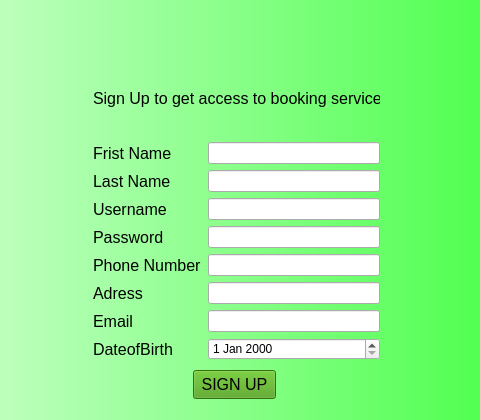
The window that mainwindow.ui (Nickolas-Skai/OOP-FINAL) describes before a commit, drawn with Qt 5; both pictures show x 297 to 777 and y 108 to 528 of the 1140 by 743 pixel window.
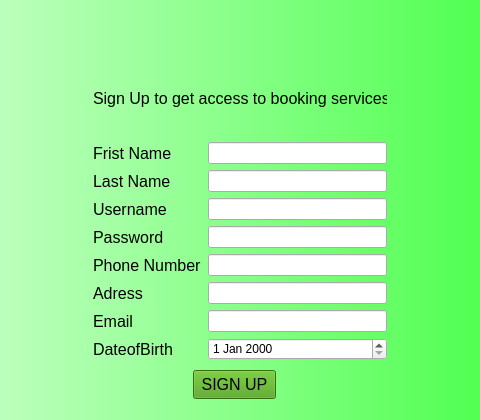
The same window after the commit. The open tabs and pages were chosen to show the change. Icons and pictures are not drawn.

Commit message: made button changes and added buttons

```diff
--- a/mainwindow.ui
+++ b/mainwindow.ui
@@ -181,7 +181,7 @@
        <rect>
         <x>320</x>
         <y>110</y>
-        <width>287</width>
+        <width>294</width>
         <height>300</height>
        </rect>
       </property>
```
Left out of the diff: 2 changed lines with no effect on the pictures. The commit also changes 2 other files.
